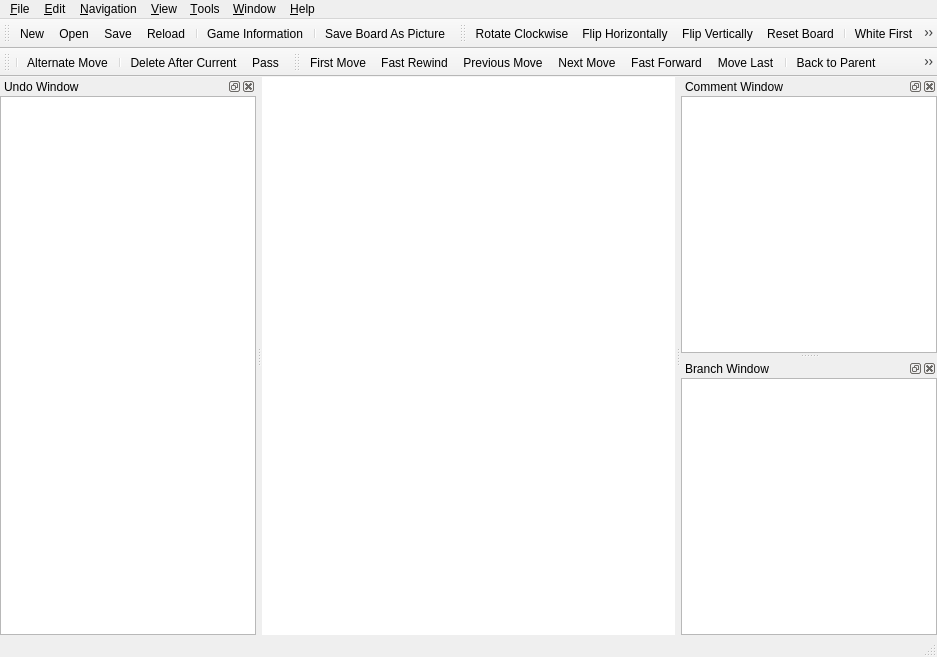
The window that mainwindow.ui (nullx002/mugo) describes before a commit, drawn with Qt 5.
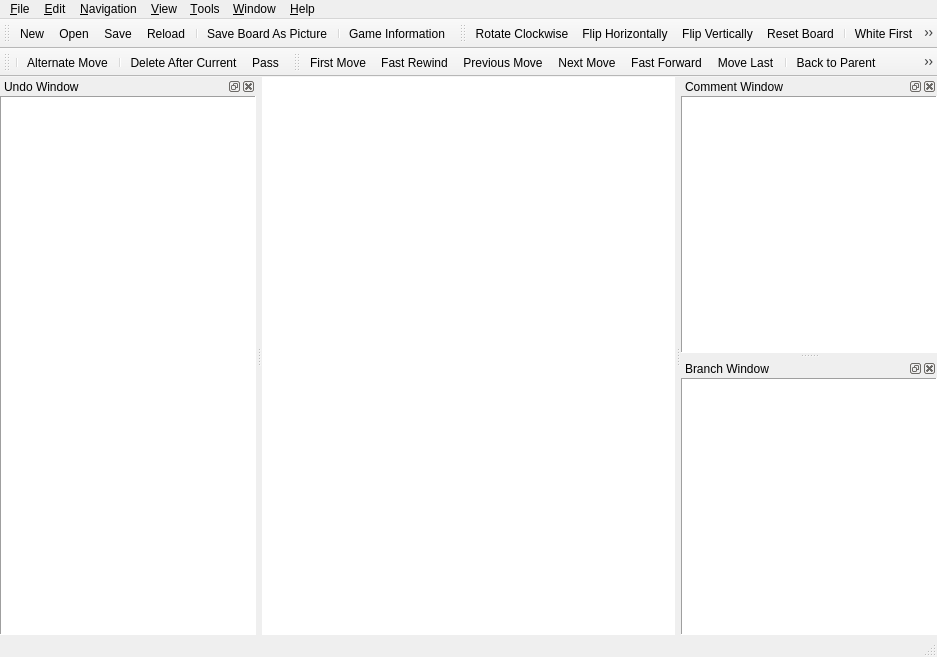
The same window after the commit. Icons and pictures are not drawn. Custom widgets are drawn as their Qt base class.

```diff
--- a/mainwindow.ui
+++ b/mainwindow.ui
@@ -316,9 +316,9 @@
    <addaction name="actionSave"/>
    <addaction name="actionReload"/>
    <addaction name="separator"/>
-   <addaction name="actionGameInformation"/>
-   <addaction name="separator"/>
    <addaction name="actionSaveBoardAsPicture"/>
+   <addaction name="separator"/>
+   <addaction name="actionGameInformation"/>
   </widget>
   <widget class="QToolBar" name="optionToolBar">
    <property name="windowTitle">
@@ -411,7 +411,11 @@
       <number>0</number>
      </property>
      <item>
-      <widget class="QPlainTextEdit" name="commentWidget"/>
+      <widget class="QPlainTextEdit" name="commentWidget">
+       <property name="frameShape">
+        <enum>QFrame::Panel</enum>
+       </property>
+      </widget>
      </item>
     </layout>
    </widget>
@@ -430,6 +434,9 @@
      </property>
      <item>
       <widget class="QTreeWidget" name="branchWidget">
+       <property name="frameShape">
+        <enum>QFrame::Panel</enum>
+       </property>
        <property name="indentation">
         <number>15</number>
        </property>
@@ -471,7 +478,11 @@
       <number>0</number>
      </property>
      <item>
-      <widget class="QUndoView" name="undoView"/>
+      <widget class="QUndoView" name="undoView">
+       <property name="frameShape">
+        <enum>QFrame::Panel</enum>
+       </property>
+      </widget>
      </item>
     </layout>
    </widget>
```
